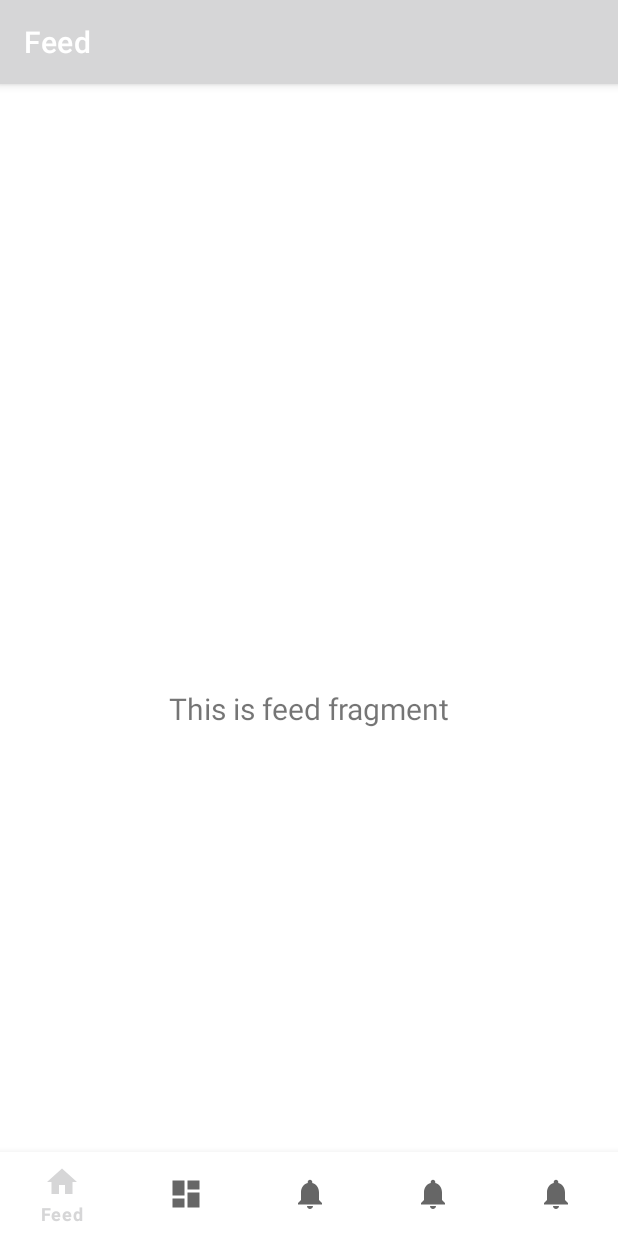
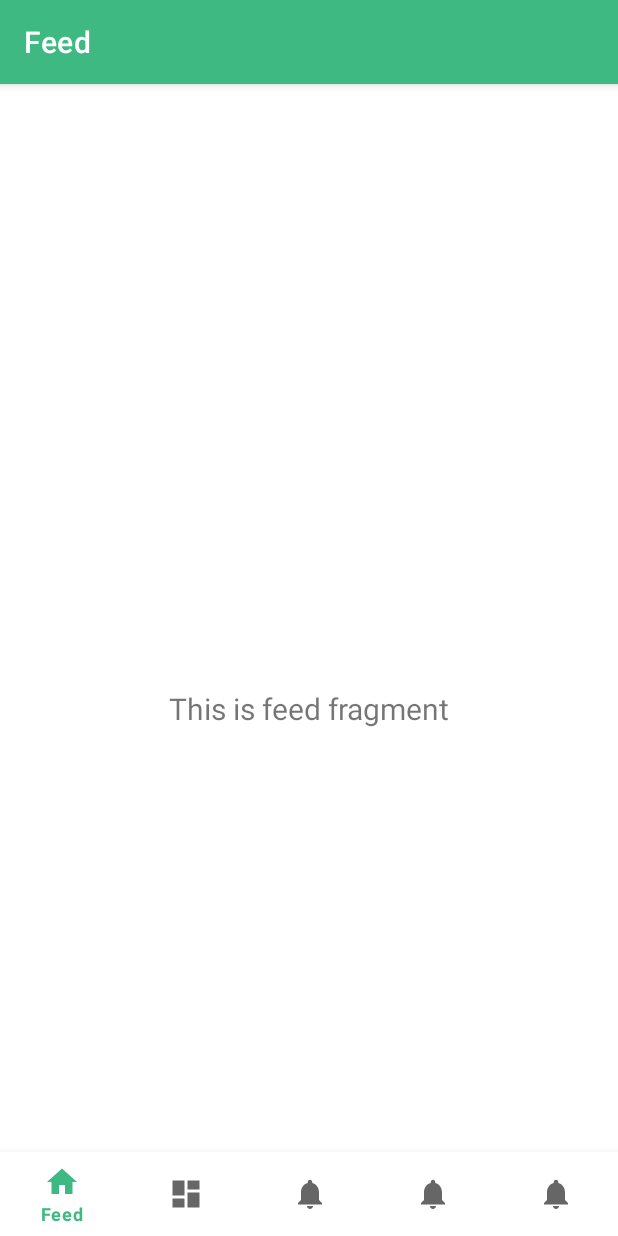
Before and after one commit to timppeters/Recipeze, an Android app: the screen it shows after launch (MainActivity), on a phone screen of 412 x 824 dp. Run offline under Robolectric (Android 15) with nearby library versions, the phone set to English and light mode, and no system bars; our stand-ins replace navigation-ui.

Commit message:
Updated theme

```diff
--- a/frontend/app/src/main/res/values/themes.xml
+++ b/frontend/app/src/main/res/values/themes.xml
@@ -2,13 +2,13 @@
     <!-- Base application theme. -->
     <style name="Theme.Recipeze" parent="Theme.MaterialComponents.DayNight.DarkActionBar">
         <!-- Primary brand color. -->
-        <item name="colorPrimary">@color/purple_500</item>
-        <item name="colorPrimaryVariant">@color/purple_700</item>
+        <item name="colorPrimary">@color/green</item>
+        <item name="colorPrimaryVariant">@color/logo_green</item>
         <item name="colorOnPrimary">@color/white</item>
         <!-- Secondary brand color. -->
-        <item name="colorSecondary">@color/teal_200</item>
-        <item name="colorSecondaryVariant">@color/teal_700</item>
-        <item name="colorOnSecondary">@color/black</item>
+        <item name="colorSecondary">@color/dark_text</item>
+        <item name="colorSecondaryVariant">@color/light_text</item>
+        <item name="colorOnSecondary">@color/background</item>
         <!-- Status bar color. -->
         <item name="android:statusBarColor" tools:targetApi="l">?attr/colorPrimaryVariant</item>
         <!-- Customize your theme here. -->
```
